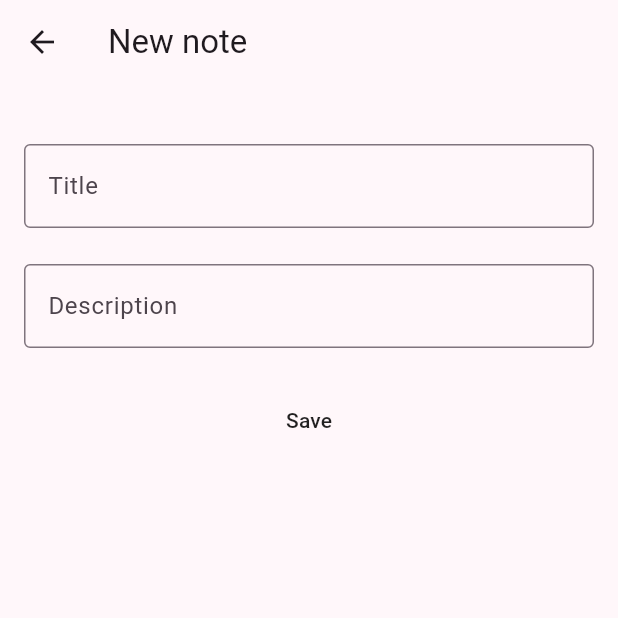
After one commit to XV02/Tarea6Moviles, a Flutter app: the NewNoteForm screen opened directly, on a phone screen of 412 x 824 dp, the top half of it. The commit adds this screen. Run offline on Flutter 3.47's test engine with Material 3 defaults, Android fonts, the phone set to English and light mode, and no system bars; our stand-ins replace bloc, cloud_firestore, equatable, firebase_auth, firebase_core, firebase_ui_firestore and 3 more; accounts and stored records are empty; generated files the repository leaves out were written again; statements that could not run were skipped.

Commit message:
Initial commit * Class work commit

```diff
--- a/lib/auth/user_auth_repository.dart
+++ b/lib/auth/user_auth_repository.dart
@@ -38,5 +38,7 @@ class UserAuthRepository {
 
     // firebase sign in con credenciales de Google
     await _auth.signInWithCredential(credential);
+
+    print(FirebaseAuth.instance.currentUser!.uid);
   }
 }
--- /dev/null
+++ b/lib/create_form/new_note_form.dart
@@ -0,0 +1,98 @@
+import 'package:cloud_firestore/cloud_firestore.dart';
+import 'package:fire_notes_app/create_form/notes_provider.dart';
+import 'package:firebase_auth/firebase_auth.dart';
+import 'package:firebase_core/firebase_core.dart';
+import 'package:flutter/material.dart';
+import 'package:provider/provider.dart';
+
+class NewNoteForm extends StatefulWidget {
+  NewNoteForm({super.key});
+
+  @override
+  _NewNoteFormState createState() => _NewNoteFormState();
+}
+
+class _NewNoteFormState extends State<NewNoteForm> {
+  var _titleController = TextEditingController();
+  var _descriptionController = TextEditingController();
+  @override
+  Widget build(BuildContext context) {
+    return Scaffold(
+        appBar: AppBar(
+          title: Text("New note"),
+        ),
+        body: Consumer<NotesProvider>(builder: (context, noteProvider, child) {
+          if (noteProvider.isLoading) {
+            return Center(
+              child: CircularProgressIndicator(),
+            );
+          }
+          return Padding(
+            padding: EdgeInsets.all(16),
+            child: ListView(
+              children: [
+                SizedBox(
+                  height: 24,
+                ),
+                TextField(
+                  controller: _titleController,
+                  decoration: InputDecoration(
+                    labelText: "Title",
+                    border: OutlineInputBorder(),
+                  ),
+                ),
+                SizedBox(
+                  height: 24,
+                ),
+                TextField(
+                  controller: _descriptionController,
+                  decoration: InputDecoration(
+                    labelText: "Description",
+                    border: OutlineInputBorder(),
+                  ),
+                ),
+                SizedBox(
+                  height: 24,
+                ),
+                MaterialButton(
+                  onPressed: () async {
+                    // Save the note
+                    Map<String, dynamic> note = {
+                      "userId": FirebaseAuth.instance.currentUser!.uid,
+                      "color": "${Colors.green.toString()}",
+                      "createdAt": Timestamp.fromDate(DateTime.now()),
+                      "type": "normal",
+                      "data": {
+                        "audios": [],
+                        "images": [],
+                        "title": _titleController.text,
+                        "details": _descriptionController.text,
+                      }
+                    };
+                    await noteProvider.createNewNote(note).then((success) {
+                      if (success) {
+                        //Show success message
+                        ScaffoldMessenger.of(context)
+                          ..hideCurrentSnackBar()
+                          ..showSnackBar(SnackBar(
+                            content: Text("Note created"),
+                          ));
+                        Navigator.of(context).pop();
+                      } else {
+                        //Show error message
+                        ScaffoldMessenger.of(context)
+                          ..hideCurrentSnackBar()
+                          ..showSnackBar(SnackBar(
+                            content: Text("Error creating note"),
+                          ));
+                      }
+                    });
+                  },
+                  child: Text("Save"),
+                ),
+              ],
+            ),
+          );
+        }));
+  }
+}
--- a/lib/main.dart
+++ b/lib/main.dart
@@ -1,11 +1,12 @@
 import 'package:firebase_core/firebase_core.dart';
 import 'package:flutter/material.dart';
 import 'package:flutter_bloc/flutter_bloc.dart';
-
 import 'auth/bloc/auth_bloc.dart';
 import 'firebase_options.dart';
 import 'home/home_page.dart';
 import 'login/login_page.dart';
+import 'package:fire_notes_app/create_form/notes_provider.dart';
+import 'package:provider/provider.dart';
 
 void main() async {
   // initialize Firebase
@@ -19,6 +20,7 @@ void main() async {
         BlocProvider(
           create: (context) => AuthBloc()..add(VerifyAuthEvent()),
         ),
+        ChangeNotifierProvider(create: (context) => NotesProvider()),
       ],
       child: MyApp(),
     ),
--- a/pubspec.yaml
+++ b/pubspec.yaml
@@ -19,6 +19,8 @@ dependencies:
   google_sign_in: ^6.2.1
   cloud_firestore: ^4.16.1
   firebase_ui_firestore: ^1.6.2
+  provider: ^6.1.2
+  flutter_expandable_fab: ^2.0.0
 
 
 dev_dependencies:
```
Also changed, not shown: lib/content/note_container.dart (added, +32 -0 lines), lib/create_form/notes_provider.dart (added, +24 -0 lines), lib/home/home_page.dart (+50 -5 lines), firebase.json (added), pubspec.lock, 1 other file.
